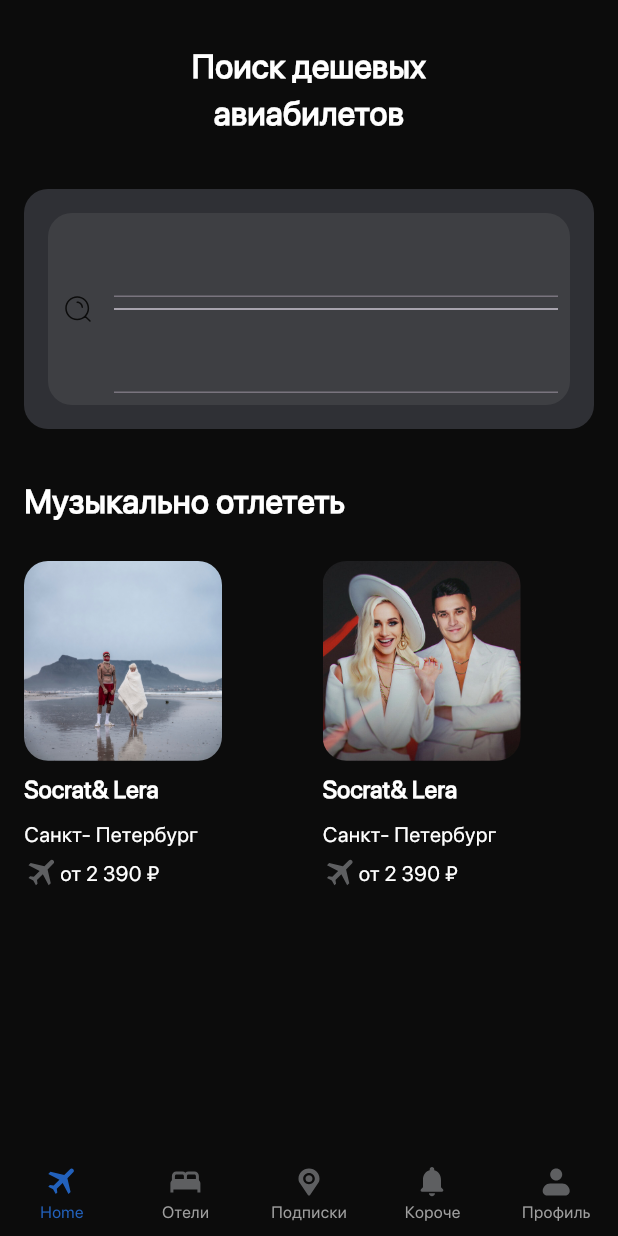
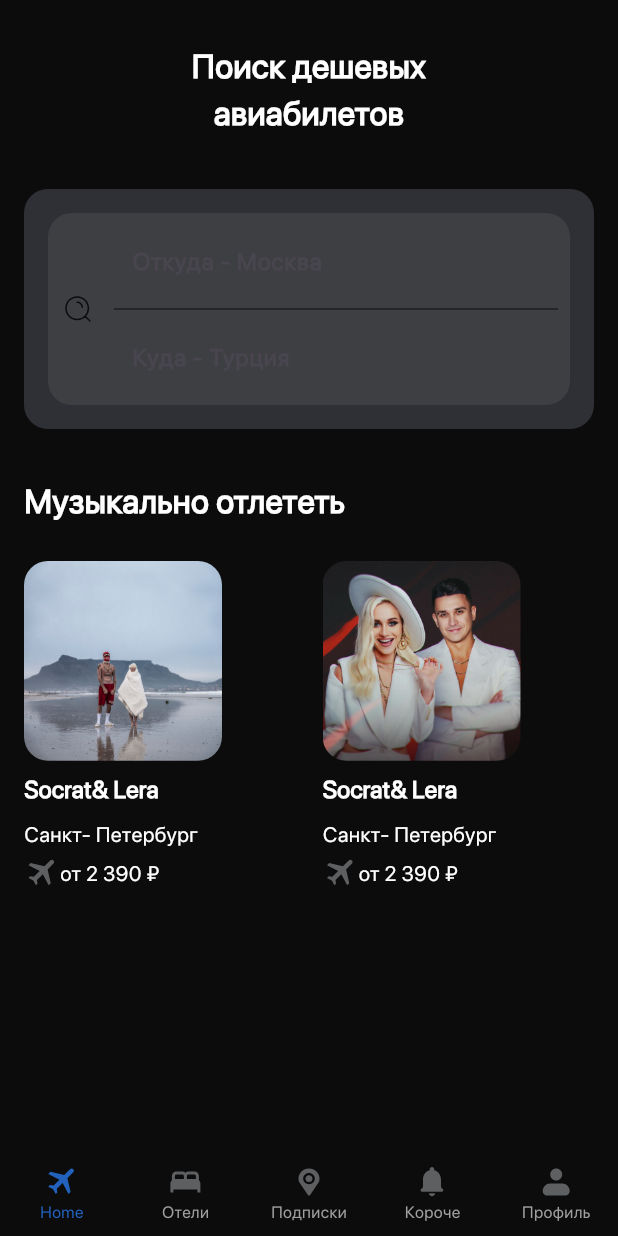
Before and after one commit to Bek-End/effective_test, a Flutter app: the screen it shows after launch, on a phone screen of 412 x 824 dp. Run offline on Flutter 3.47's test engine with Material 3 defaults, Android fonts, the phone set to English and light mode, and no system bars; our stand-ins replace device_preview, dio, equatable, flutter_bloc, flutter_svg, fluttertoast and 3 more; accounts and stored records are empty; generated files the repository leaves out were written again.

Commit message:
feat: search result screen ui

```diff
--- a/lib/common/constants/assets.dart
+++ b/lib/common/constants/assets.dart
@@ -16,6 +16,7 @@ abstract class _AssetsHolder {
 class _Icons extends _AssetsHolder {
   const _Icons() : super('assets/icons');
 
+  String get add => '$_basePath/add.svg';
   String get airplaneUp => '$_basePath/airplane_up.svg';
   String get airplane => '$_basePath/airplane.svg';
   String get arrowLeft => '$_basePath/arrow_left.svg';
--- a/lib/common/constants/theme/app_themes.dart
+++ b/lib/common/constants/theme/app_themes.dart
@@ -11,12 +11,13 @@ abstract class AppThemes {
       useMaterial3: true,
       scaffoldBackgroundColor: colorSchemes.basic.shade0,
       textTheme: textTheme,
+      dividerTheme: DividerThemeData(color: colorSchemes.basic.shade1),
+      hintColor: colorSchemes.basic.shade6,
       appBarTheme: AppBarTheme(
         backgroundColor: colorSchemes.basic.shade0,
         titleTextStyle: textTheme.title1,
         iconTheme: IconThemeData(color: colorSchemes.basic.shade0),
       ),
-      dividerColor: colorSchemes.basic.shade4,
       bottomSheetTheme: BottomSheetThemeData(
         backgroundColor: colorSchemes.basic,
       ),
--- a/lib/design/screens/home_screen.dart
+++ b/lib/design/screens/home_screen.dart
@@ -2,6 +2,7 @@ import 'package:effective_test/common/constants/assets.dart';
 import 'package:effective_test/design/widgets/app_theme.dart';
 import 'package:effective_test/design/widgets/bottom_sheet_with_header.dart';
 import 'package:effective_test/design/widgets/target_point_widget.dart';
+import 'package:effective_test/design/widgets/text_field_widget.dart';
 import 'package:flutter/material.dart';
 import 'package:flutter_svg/svg.dart';
 
@@ -66,9 +67,14 @@ class _HomeScreenState extends State<HomeScreen> {
                       child: Column(
                         mainAxisSize: MainAxisSize.min,
                         children: [
-                          const TextField(),
+                          TextFieldWidget(
+                            hint: 'Откуда - Москва',
+                            controller: TextEditingController(),
+                          ),
                           const Divider(),
-                          TextField(
+                          TextFieldWidget(
+                            hint: 'Куда - Турция',
+                            controller: TextEditingController(),
                             readOnly: true,
                             onTap: _showBottomSheet,
                           ),
--- /dev/null
+++ b/lib/design/widgets/text_field_widget.dart
@@ -0,0 +1,53 @@
+import 'package:effective_test/design/widgets/app_theme.dart';
+import 'package:flutter/material.dart';
+
+class TextFieldWidget extends StatelessWidget {
+  const TextFieldWidget({
+    super.key,
+    required this.hint,
+    required this.controller,
+    this.readOnly = false,
+    this.onTap,
+    this.prefixIcon,
+    this.suffixIcon,
+  });
+
+  final String hint;
+  final TextEditingController controller;
+  final bool readOnly;
+  final VoidCallback? onTap;
+  final Widget? prefixIcon;
+  final Widget? suffixIcon;
+
+  @override
+  Widget build(BuildContext context) {
+    final style = AppTheme.of(context).textTheme.buttonText;
+    return TextField(
+      onTap: onTap,
+      controller: controller,
+      readOnly: readOnly,
+      style: style,
+      decoration: InputDecoration(
+        hintText: hint,
+        helperStyle: style,
+        contentPadding: const EdgeInsets.only(left: 8),
+        border: InputBorder.none,
+        focusedBorder: InputBorder.none,
+        enabledBorder: InputBorder.none,
+        disabledBorder: InputBorder.none,
+        errorBorder: InputBorder.none,
+        focusedErrorBorder: InputBorder.none,
+        prefixIconConstraints: const BoxConstraints(maxWidth: 32),
+        suffixIconConstraints: const BoxConstraints(maxWidth: 32),
+        prefixIcon: Padding(
+          padding: const EdgeInsets.only(right: 8),
+          child: prefixIcon,
+        ),
+        suffixIcon: Padding(
+          padding: const EdgeInsets.only(left: 8),
+          child: suffixIcon,
+        ),
+      ),
+    );
+  }
+}
```
Also changed, not shown: lib/design/screens/search_result_screen.dart (added, +279 -0 lines), lib/design/widgets/filled_button_widget.dart (added, +31 -0 lines), lib/design/widgets/rounded_button_widget.dart (added, +31 -0 lines), lib/design/widgets/target_point_widget.dart (+30 -12 lines), assets/icons/add.svg (added).
